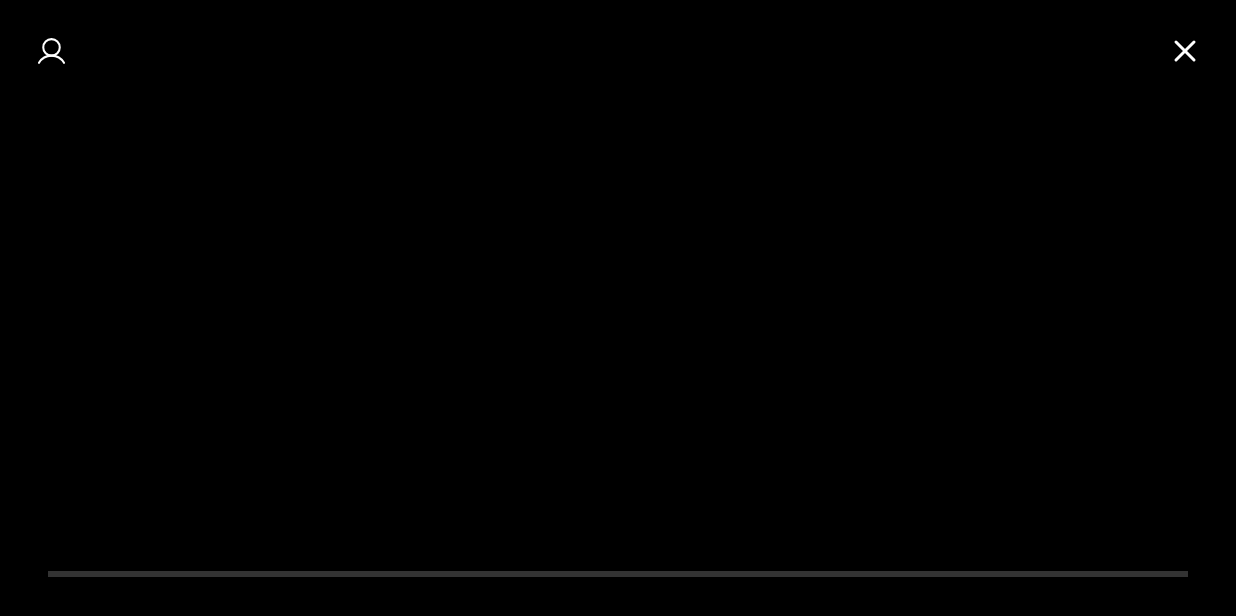
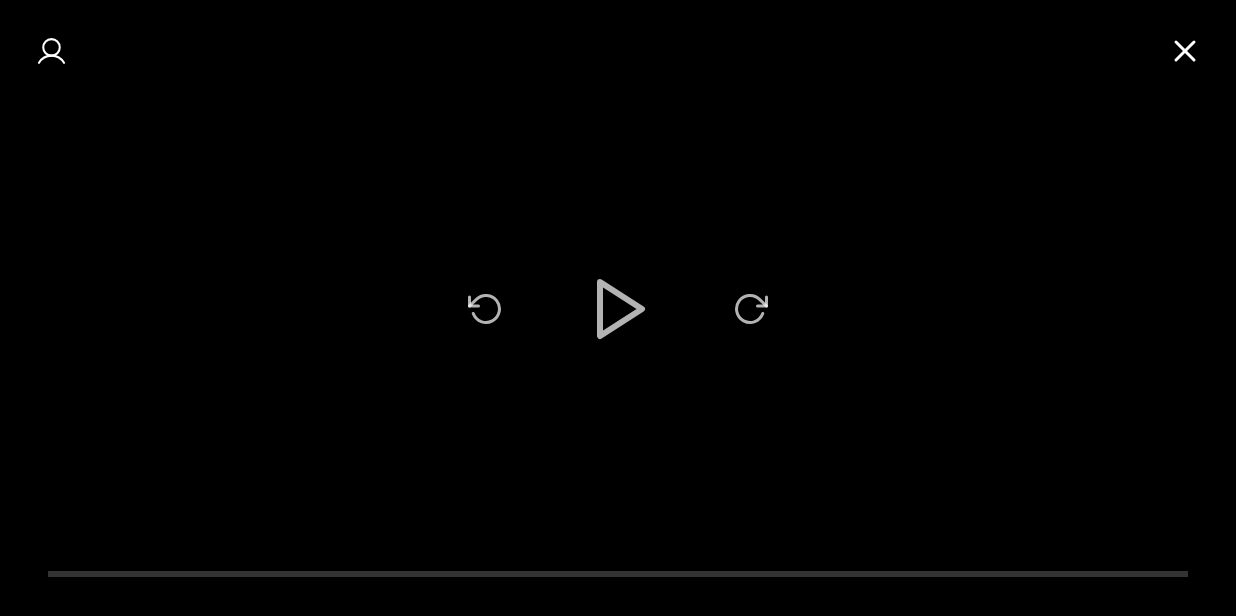
Before and after one commit to wildanasyrof/D-Stream, an Android app: the MediaPlayerActivity screen opened directly, with no data from a screen before it, on a phone screen of 824 x 412 dp (held sideways). Run offline under Robolectric (Android 15) with nearby library versions, the light colour scheme and no system bars; network calls fail.

Commit message:
MediaPlayer - Play, pause, foward, backward

```diff
--- a/app/src/main/AndroidManifest.xml
+++ b/app/src/main/AndroidManifest.xml
@@ -33,6 +33,7 @@
             android:exported="false" />
         <activity
             android:name=".ui.detail.DetailActivity"
+            android:screenOrientation="portrait"
             android:exported="false" />
         <activity
             android:name=".ui.main.MainActivity"
--- /dev/null
+++ b/app/src/main/res/drawable/ic_backward.xml
@@ -0,0 +1,21 @@
+<?xml version="1.0" encoding="utf-8"?>
+<vector xmlns:android="http://schemas.android.com/apk/res/android"
+    android:width="24dp"
+    android:height="24dp"
+    android:viewportWidth="24"
+    android:viewportHeight="24">
+    <path
+        android:pathData="M1,4v6h6"
+        android:strokeWidth="2"
+        android:strokeColor="?attr/colorControlNormal"
+        android:strokeLineCap="round"
+        android:strokeLineJoin="round"
+        android:fillColor="@android:color/transparent"/>
+    <path
+        android:pathData="M3.5,15a9,9 0,1 0,2.1,-9.4L1,10"
+        android:strokeWidth="2"
+        android:strokeColor="?attr/colorControlNormal"
+        android:strokeLineCap="round"
+        android:strokeLineJoin="round"
+        android:fillColor="@android:color/transparent"/>
+</vector>
--- /dev/null
+++ b/app/src/main/res/drawable/ic_forward.xml
@@ -0,0 +1,21 @@
+<?xml version="1.0" encoding="utf-8"?>
+<vector xmlns:android="http://schemas.android.com/apk/res/android"
+    android:width="24dp"
+    android:height="24dp"
+    android:viewportWidth="24"
+    android:viewportHeight="24">
+    <path
+        android:pathData="M23,4v6h-6"
+        android:strokeWidth="2"
+        android:strokeColor="?attr/colorControlNormal"
+        android:strokeLineCap="round"
+        android:strokeLineJoin="round"
+        android:fillColor="@android:color/transparent"/>
+    <path
+        android:pathData="M20.5,15a9,9 0,1 1,-2.1,-9.4L23,10"
+        android:strokeWidth="2"
+        android:strokeColor="?attr/colorControlNormal"
+        android:strokeLineCap="round"
+        android:strokeLineJoin="round"
+        android:fillColor="@android:color/transparent"/>
+</vector>
--- /dev/null
+++ b/app/src/main/res/drawable/ic_pause_media.xml
@@ -0,0 +1,14 @@
+<?xml version="1.0" encoding="utf-8"?>
+<vector xmlns:android="http://schemas.android.com/apk/res/android"
+    android:width="48dp"
+    android:height="48dp"
+    android:viewportWidth="24"
+    android:viewportHeight="24">
+    <path
+        android:pathData="M6,4h4v16H6zM14,4h4v16h-4z"
+        android:strokeWidth="2"
+        android:strokeColor="?attr/colorControlNormal"
+        android:strokeLineCap="round"
+        android:strokeLineJoin="round"
+        android:fillColor="@android:color/transparent"/>
+</vector>
--- /dev/null
+++ b/app/src/main/res/drawable/ic_play_media.xml
@@ -0,0 +1,14 @@
+<?xml version="1.0" encoding="utf-8"?>
+<vector xmlns:android="http://schemas.android.com/apk/res/android"
+    android:width="48dp"
+    android:height="48dp"
+    android:viewportWidth="24"
+    android:viewportHeight="24">
+    <path
+        android:pathData="M6,3L20,12L6,21L6,3Z"
+        android:strokeWidth="2"
+        android:strokeColor="?attr/colorControlNormal"
+        android:strokeLineCap="round"
+        android:strokeLineJoin="round"
+        android:fillColor="@android:color/transparent"/>
+</vector>
--- a/app/src/main/res/layout/activity_media_player.xml
+++ b/app/src/main/res/layout/activity_media_player.xml
@@ -60,6 +60,46 @@
             app:tint="@android:color/white" />
     </LinearLayout>
 
+    <!-- Center Controls -->
+    <LinearLayout
+        android:id="@+id/center_controls"
+        android:layout_width="match_parent"
+        android:layout_height="wrap_content"
+        android:orientation="horizontal"
+        android:gravity="center"
+        app:layout_constraintBottom_toBottomOf="parent"
+        app:layout_constraintTop_toTopOf="parent"
+        app:layout_constraintStart_toStartOf="parent"
+        app:layout_constraintEnd_toEndOf="parent">
+
+        <ImageButton
+            android:id="@+id/rewind_button"
+            android:layout_width="48dp"
+            android:layout_height="48dp"
+            android:layout_marginHorizontal="16dp"
+            android:background="?attr/selectableItemBackgroundBorderless"
+            android:src="@drawable/ic_backward"
+            app:tint="@android:color/white" />
+
+        <ImageButton
+            android:id="@+id/play_pause_button"
+            android:layout_width="64dp"
+            android:layout_height="64dp"
+            android:layout_marginHorizontal="16dp"
+            android:background="?attr/selectableItemBackgroundBorderless"
+            android:src="@drawable/ic_play_media"
+            app:tint="@android:color/white" />
+
+        <ImageButton
+            android:id="@+id/forward_button"
+            android:layout_width="48dp"
+            android:layout_height="48dp"
+            android:layout_marginHorizontal="16dp"
+            android:background="?attr/selectableItemBackgroundBorderless"
+            android:src="@drawable/ic_forward"
+            app:tint="@android:color/white" />
+    </LinearLayout>
+
     <!-- Bottom Controls -->
     <LinearLayout
         android:id="@+id/bottom_controls"
```
Also changed, not shown: app/src/main/java/com/wldnasyrf/ds/ui/mediaPlayer/MediaPlayerActivity.kt (+80 -14 lines), 3 other files.
